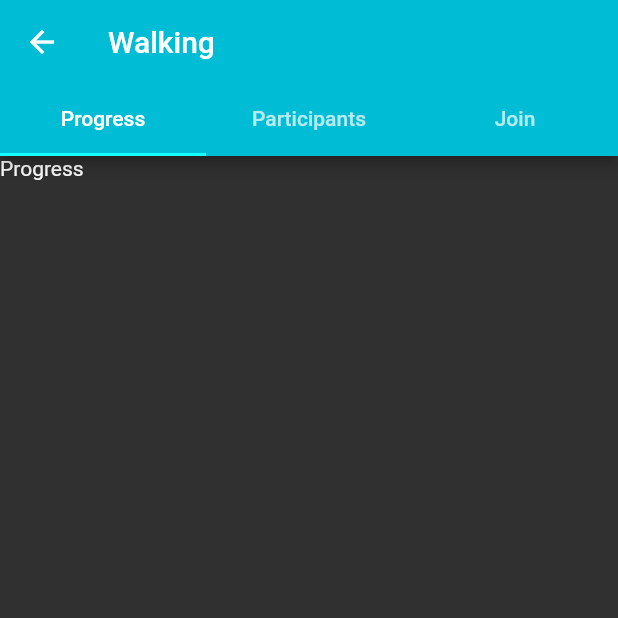
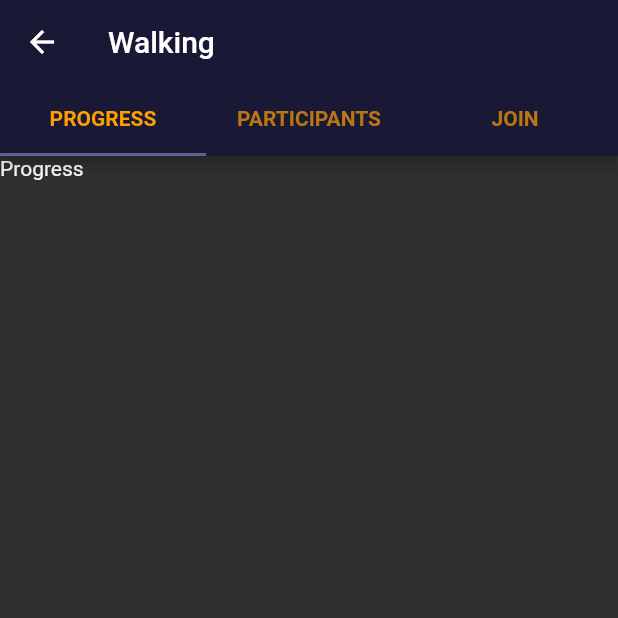
Before and after one commit to lukaselmer/hackzurich2020, a Flutter app: the screen it shows after launch, after a tap on "Walking", on a phone screen of 412 x 824 dp, the top half of it. Run offline on Flutter 3.47's test engine with Material 2 defaults, Android fonts, the phone set to English and light mode, and no system bars; missing offline and left inert: duration; Roboto replaces fonts that are missing (PoppinsEL).

Commit message:
Merge stuff from other repo

```diff
--- a/app/lib/challenges/challenge_page.dart
+++ b/app/lib/challenges/challenge_page.dart
@@ -18,10 +18,9 @@ class ChallengePage extends StatelessWidget {
             title: Text(challenge.challengeName),
             bottom: TabBar(
               tabs: [
-                // signup, participation, statistics
-                Tab(text: 'Progress'),
-                Tab(text: 'Participants'),
-                Tab(text: 'Join'),
+                Tab(text: 'PROGRESS'),
+                Tab(text: 'PARTICIPANTS'),
+                Tab(text: 'JOIN'),
               ],
             ),
           ),
--- a/app/lib/challenges/challenges_filter.dart
+++ b/app/lib/challenges/challenges_filter.dart
@@ -1,14 +1,10 @@
 import 'package:app/data/challenges.dart';
 import 'package:app/models/challenge.dart';
 
-List<Challenge> myChallenges() => challenges;
+List<Challenge> currentChallenges() =>
+    challenges.where((element) => element.current).toList();
 
 List<Challenge> pastChallenges() =>
     challenges.where((element) => (element.ended)).toList();
 
-List<Challenge> currentChallenges() =>
-    challenges.where((element) => element.running).toList();
-
-List<Challenge> upcomingChallenges() => challenges
-    .where((element) => (DateTime.now().isBefore(element.startsAt)))
-    .toList();
+List<Challenge> myChallenges() => challenges;
--- a/app/lib/challenges/challenges_page.dart
+++ b/app/lib/challenges/challenges_page.dart
@@ -7,22 +7,20 @@ import 'package:flutter/material.dart';
 class ChallengesPage extends StatelessWidget {
   @override
   Widget build(BuildContext context) => DefaultTabController(
-        length: 4,
+        length: 3,
         child: Scaffold(
           appBar: AppBar(
             bottom: TabBar(
               tabs: [
-                Tab(text: 'Upcoming'),
-                Tab(text: 'Current'),
-                Tab(text: 'Past'),
-                Tab(text: 'Mine'),
+                Tab(text: 'CURRENT'),
+                Tab(text: 'PAST'),
+                Tab(text: 'MINE'),
               ],
             ),
             title: Text('Challenges'),
           ),
           body: TabBarView(
             children: [
-              buildChallenges(context, upcomingChallenges()),
               buildChallenges(context, currentChallenges()),
               buildChallenges(context, pastChallenges()),
               buildChallenges(context, myChallenges()),
--- /dev/null
+++ b/app/lib/config/custom_colors.dart
@@ -0,0 +1,7 @@
+import 'package:flutter/material.dart';
+
+final Color backgroundGrey = Colors.grey[200];
+final Color white2 = Color(0xffFFFFFF);
+final Color black = Color(0xff191835);
+final Color violet = Color(0xff62608f);
+final Color yellow = Color(0xffff9e00);
--- /dev/null
+++ b/app/lib/config/text_styles.dart
@@ -0,0 +1,15 @@
+import 'package:app/config/custom_colors.dart';
+import 'package:flutter/material.dart';
+
+final TextStyle bodyText2 = TextStyle(
+  fontSize: 26,
+  color: white2,
+  fontFamily: 'Poppins',
+);
+
+final TextStyle bodyText1 = TextStyle(
+  color: yellow,
+  fontFamily: 'PoppinsEL',
+  fontWeight: FontWeight.w600,
+  fontSize: 14,
+);
--- a/app/lib/main.dart
+++ b/app/lib/main.dart
@@ -1,5 +1,7 @@
 import 'package:app/challenges/challenge_page.dart';
 import 'package:app/challenges/challenges_page.dart';
+import 'package:app/config/custom_colors.dart' as colors;
+import 'package:app/config/text_styles.dart' as styles;
 import 'package:flutter/material.dart';
 
 void main() => runApp(MyApp());
@@ -8,13 +10,20 @@ class MyApp extends StatelessWidget {
   // This widget is the root of your application.
   @override
   Widget build(BuildContext context) => MaterialApp(
+        debugShowCheckedModeBanner: false,
         title: 'Challenge',
         theme: ThemeData.dark().copyWith(
-          primaryColor: Colors.cyan,
-          accentColor: Colors.cyanAccent,
-          indicatorColor: Colors.white,
-          visualDensity: VisualDensity.adaptivePlatformDensity,
-        ),
+            primaryColor: colors.black,
+            accentColor: colors.violet,
+            indicatorColor: Colors.white,
+            visualDensity: VisualDensity.adaptivePlatformDensity,
+            floatingActionButtonTheme: FloatingActionButtonThemeData(
+              backgroundColor: colors.yellow,
+            ),
+            primaryTextTheme: TextTheme(
+              bodyText1: styles.bodyText1,
+              bodyText2: styles.bodyText2,
+            )),
         initialRoute: 'challenges',
         routes: {
           'challenges': (context) => ChallengesPage(),
--- a/app/lib/models/challenge.dart
+++ b/app/lib/models/challenge.dart
@@ -24,6 +24,8 @@ class Challenge {
       .map((activity) => activity.duration)
       .fold(Duration(), (value, element) => value + element);
 
+  bool get current => !ended;
+
   bool get running => started && !ended;
 
   bool get started => DateTime.now().isAfter(startsAt);
```
Also changed, not shown: app/pubspec.yaml (+8 -0 lines), app/assets/fonts/poppinsel.ttf (added), app/assets/fonts/poppinssb.ttf (added).
